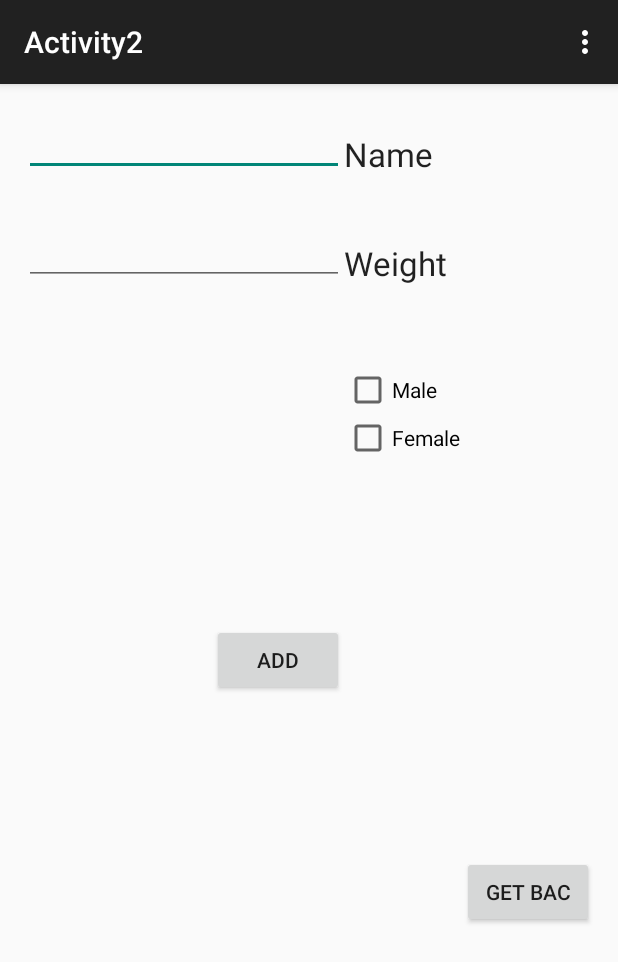
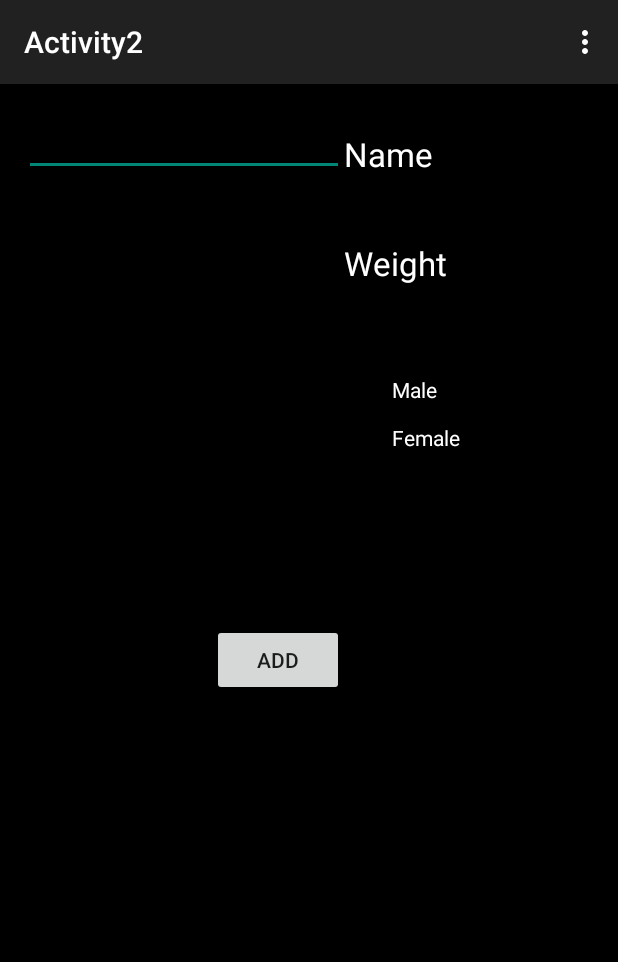
Before and after one commit to jthomas17/CS372, an Android app: the Activity2 screen opened directly, with no data from a screen before it, on a phone screen of 412 x 824 dp. Shown: the top 962 px of the screen. Run offline under Robolectric (Android 15) with nearby library versions, the phone set to English and light mode, and no system bars.

Commit message:
Drinking app

```diff
--- a/Drinking/app/src/main/java/com/example/jarek/drinking/Math.java
+++ b/Drinking/app/src/main/java/com/example/jarek/drinking/Math.java
@@ -4,7 +4,7 @@ package com.example.jarek.drinking;
  * Created by Jarek on 1/19/2015.
  */
 public class Math {
-    public double setAlcohol(int A, int W, double r,double mr){
+    public double setAlcohol(double A, int W, double r,double mr){
         double H = 1;
         double bac = ((A * 5.14) /(W * r))-(mr * H);
         return bac;
--- a/Drinking/app/src/main/java/com/example/jarek/drinking/Person.java
+++ b/Drinking/app/src/main/java/com/example/jarek/drinking/Person.java
@@ -18,6 +18,7 @@ public class Person {
         _name = name;
         _weight = weight;
     }
+    public Person(){};
     public CharSequence getName(){
         return _name;
     }
--- a/Drinking/app/src/main/res/layout/activity_activity2.xml
+++ b/Drinking/app/src/main/res/layout/activity_activity2.xml
@@ -5,7 +5,10 @@
     android:paddingTop="@dimen/activity_vertical_margin"
     android:paddingBottom="@dimen/activity_vertical_margin"
     tools:context="com.example.jarek.drinking.Activity2"
-    android:focusableInTouchMode="false">
+    android:focusableInTouchMode="false"
+    android:background="#000000">
+
+
 
     <EditText
         android:layout_width="wrap_content"
@@ -15,7 +18,9 @@
         android:id="@+id/name"
         android:layout_alignParentTop="true"
         android:layout_alignParentLeft="true"
-        android:layout_alignParentStart="true" />
+        android:layout_alignParentStart="true"
+        android:textColor="#FFFFFF"
+        />
 
     <Button
         android:layout_width="wrap_content"
@@ -35,7 +40,9 @@
         android:id="@+id/textView2"
         android:layout_alignBottom="@+id/name"
         android:layout_toRightOf="@+id/name"
-        android:layout_toEndOf="@+id/name" />
+        android:layout_toEndOf="@+id/name"
+        android:textColor="#FFFFFF"
+        />
 
     <EditText
         android:layout_width="wrap_content"
@@ -44,7 +51,9 @@
         android:ems="10"
         android:id="@+id/weight"
         android:layout_below="@+id/name"
-        android:layout_marginTop="27dp" />
+        android:layout_marginTop="27dp"
+        android:textColor="#FFFFFF"
+        />
 
     <TextView
         android:layout_width="wrap_content"
@@ -54,7 +63,9 @@
         android:id="@+id/textView4"
         android:layout_alignBottom="@+id/weight"
         android:layout_toRightOf="@+id/weight"
-        android:layout_toEndOf="@+id/weight" />
+        android:layout_toEndOf="@+id/weight"
+        android:textColor="#FFFFFF"
+        />
 
     <CheckBox
         android:layout_width="wrap_content"
@@ -65,7 +76,9 @@
         android:checked="false"
         android:layout_below="@+id/weight"
         android:layout_toRightOf="@+id/weight"
-        android:layout_toEndOf="@+id/weight" />
+        android:layout_toEndOf="@+id/weight"
+        android:textColor="#FFFFFF"
+        />
 
     <CheckBox
         android:layout_width="wrap_content"
@@ -75,7 +88,9 @@
         android:checked="false"
         android:layout_below="@+id/male"
         android:layout_alignLeft="@+id/male"
-        android:layout_alignStart="@+id/male" />
+        android:layout_alignStart="@+id/male"
+        android:textColor="#FFFFFF"
+        />
 
     <TextView
         android:layout_width="wrap_content"
@@ -85,17 +100,8 @@
         android:layout_below="@+id/button3"
         android:layout_alignParentRight="true"
         android:layout_alignParentEnd="true"
-        android:layout_marginTop="53dp" />
-
-    <Button
-        android:layout_width="wrap_content"
-        android:layout_height="wrap_content"
-        android:text="get BAC"
-        android:id="@+id/button5"
-        android:onClick="toggleLabel4"
-        android:layout_marginTop="24dp"
-        android:layout_below="@+id/bac"
-        android:layout_alignRight="@+id/bac"
-        android:layout_alignEnd="@+id/bac" />
+        android:layout_marginTop="53dp"
+        android:textColor="#FFFFFF"
+        />
 
 </RelativeLayout>
```
Also changed, not shown: Drinking/app/src/main/java/com/example/jarek/drinking/Activity2.java (+26 -17 lines), Drinking/app/src/main/java/com/example/jarek/drinking/Activity3.java (+17 -7 lines), Drinking/app/src/main/java/com/example/jarek/drinking/MyParcelable.java (added, +41 -0 lines), Drinking/app/src/main/java/com/example/jarek/drinking/io.java (added, +53 -0 lines), Drinking/app/src/main/res/layout/activity_activity3.xml (+5 -3 lines), Drinking/app/src/main/res/layout/activity_main.xml (+14 -7 lines).
